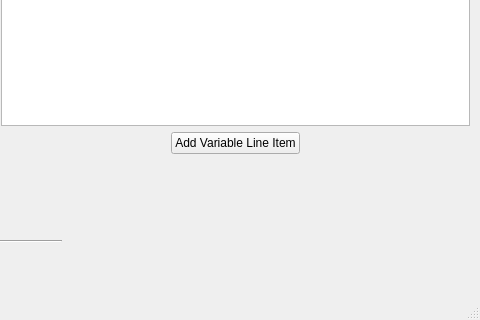
Before: the Qt Designer form acc.ui in tmkontra/pymyledger, drawn with Qt 5; both pictures show x 499 to 979 and y 424 to 744 of the 979 by 744 pixel window.
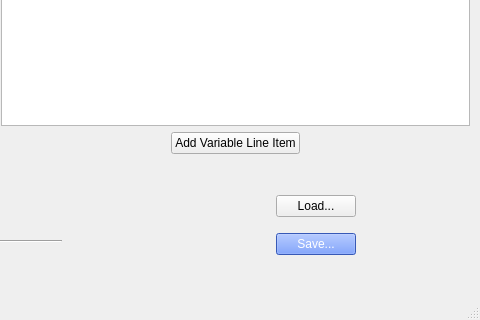
After: the same form once the commit is applied.

Commit message: implement basic save-load

The edit to the form file:
```diff
--- a/acc.ui
+++ b/acc.ui
@@ -158,6 +158,45 @@
      </item>
     </layout>
    </widget>
+   <widget class="QWidget" name="verticalLayoutWidget">
+    <property name="geometry">
+     <rect>
+      <x>730</x>
+      <y>590</y>
+      <width>171</width>
+      <height>81</height>
+     </rect>
+    </property>
+    <layout class="QVBoxLayout" name="save_load_layout">
+     <item alignment="Qt::AlignHCenter">
+      <widget class="QPushButton" name="load_button">
+       <property name="text">
+        <string>Load...</string>
+       </property>
+      </widget>
+     </item>
+     <item alignment="Qt::AlignHCenter">
+      <widget class="QPushButton" name="save_button">
+       <property name="font">
+        <font>
+         <kerning>true</kerning>
+        </font>
+       </property>
+       <property name="styleSheet">
+        <string notr="true">background-color: rgb(77, 125, 255);
+color: rgb(255, 255, 255);
+</string>
+       </property>
+       <property name="text">
+        <string>Save...</string>
+       </property>
+       <property name="checkable">
+        <bool>false</bool>
+       </property>
+      </widget>
+     </item>
+    </layout>
+   </widget>
   </widget>
   <widget class="QMenuBar" name="menubar">
    <property name="geometry">
```
The commit also changes 7 other files.
